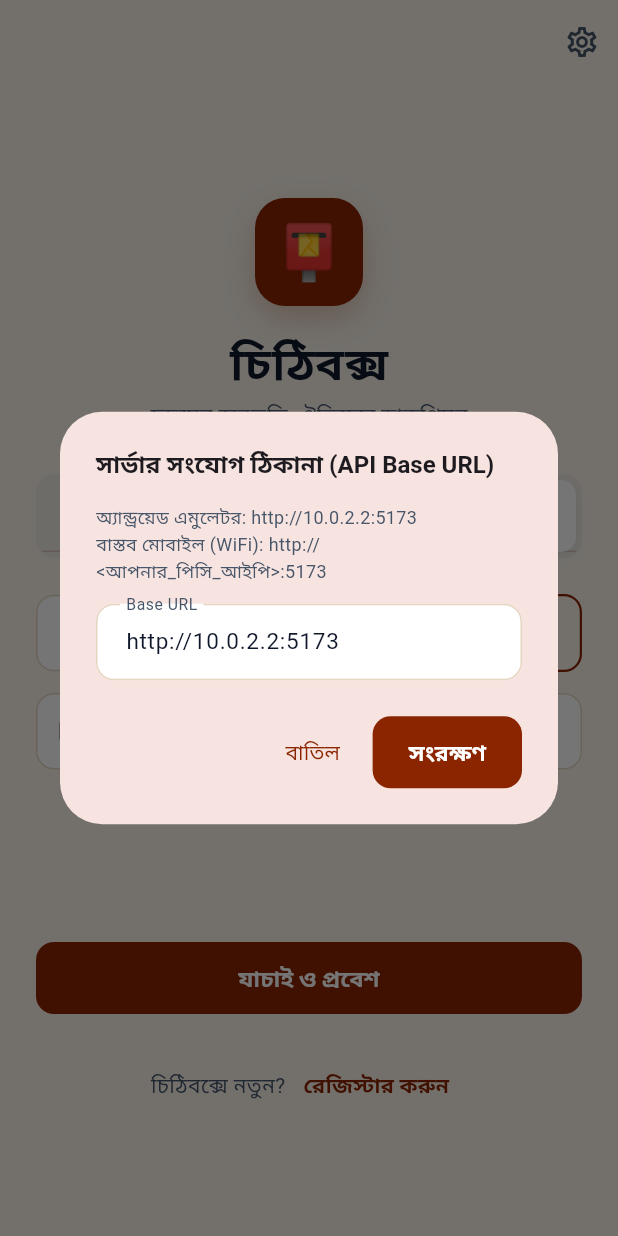
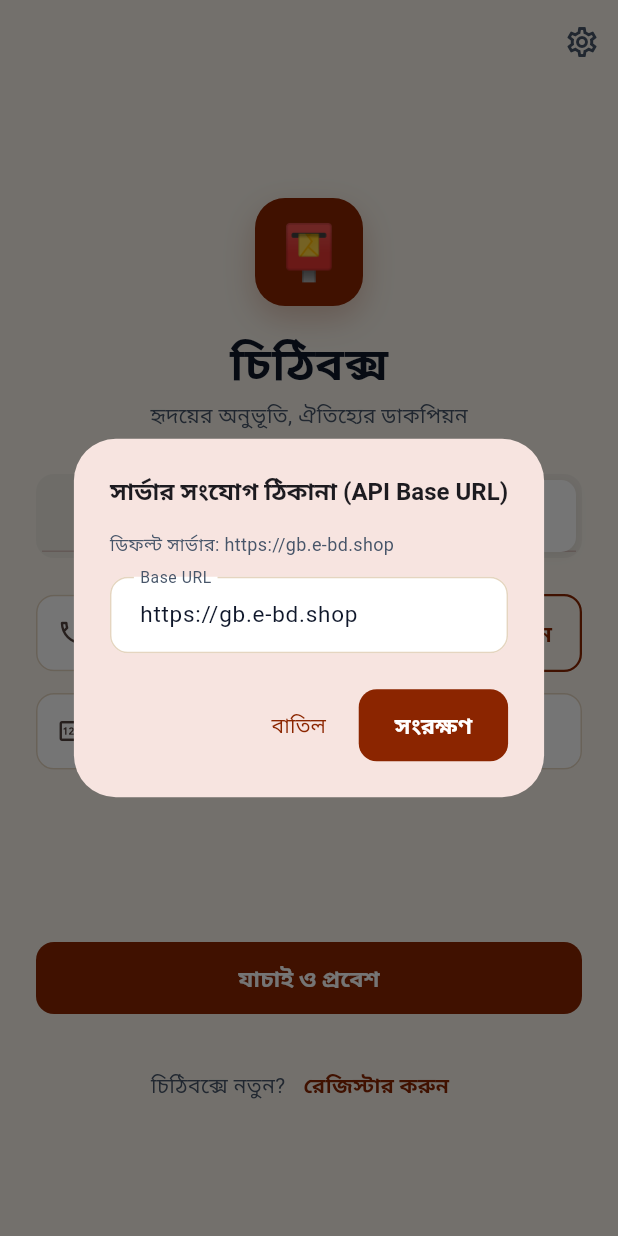
Before and after one commit to arman-khan-bd/chithibox-android, a Flutter app: the screen it shows after launch, tab 2 chosen, after a tap on the "settings" icon, on a phone screen of 412 x 824 dp. Run offline on Flutter 3.47's test engine with Material 3 defaults, Android fonts, the phone set to English and light mode, and no system bars; our stand-ins replace google_fonts, shared_preferences; accounts and stored records are empty.

Commit message:
fix(android): support Android 6.0.1 installation, multidex, v1 signing, and update default api to https://gb.e-bd.shop

```diff
--- a/lib/screens/auth/login_screen.dart
+++ b/lib/screens/auth/login_screen.dart
@@ -143,7 +143,7 @@ class _LoginScreenState extends State<LoginScreen> with SingleTickerProviderStat
           crossAxisAlignment: CrossAxisAlignment.start,
           children: [
             Text(
-              'অ্যান্ড্রয়েড এমুলেটর: http://10.0.2.2:5173\nবাস্তব মোবাইল (WiFi): http://<আপনার_পিসি_আইপি>:5173',
+              'ডিফল্ট সার্ভার: https://gb.e-bd.shop',
               style: GoogleFonts.hindSiliguri(fontSize: 12, color: AppTheme.inkMuted),
             ),
             const SizedBox(height: 12),
@@ -151,7 +151,7 @@ class _LoginScreenState extends State<LoginScreen> with SingleTickerProviderStat
               controller: controller,
               decoration: const InputDecoration(
                 labelText: 'Base URL',
-                hintText: 'http://10.0.2.2:5173',
+                hintText: 'https://gb.e-bd.shop',
               ),
             ),
           ],
--- a/lib/screens/profile/profile_screen.dart
+++ b/lib/screens/profile/profile_screen.dart
@@ -346,7 +346,7 @@ class _ProfileScreenState extends State<ProfileScreen> {
                     ),
                     const SizedBox(height: 6),
                     Text(
-                      'অ্যান্ড্রয়েড এমুলেটর: http://10.0.2.2:5173\nবাস্তব মোবাইল: http://<পিসির_ওয়াইফাই_আইপি>:5173',
+                      'ডিফল্ট সার্ভার: https://gb.e-bd.shop',
                       style: GoogleFonts.hindSiliguri(fontSize: 12, color: AppTheme.inkMuted),
                     ),
                     const SizedBox(height: 10),
@@ -357,6 +357,7 @@ class _ProfileScreenState extends State<ProfileScreen> {
                             controller: _baseUrlController,
                             decoration: const InputDecoration(
                               labelText: 'Base URL',
+                              hintText: 'https://gb.e-bd.shop',
                               contentPadding: EdgeInsets.symmetric(horizontal: 12, vertical: 12),
                             ),
                           ),
--- a/lib/services/api_service.dart
+++ b/lib/services/api_service.dart
@@ -23,15 +23,8 @@ class ApiService {
   static const String _tokenKey = 'chithi_auth_token';
   static const String _baseUrlKey = 'chithi_api_base_url';
 
-  // Default base URL:
-  // - Android physical/emulator: 10.0.2.2 points to host machine loopback
-  // - Desktop/web/local: localhost:5173
-  static String get defaultBaseUrl {
-    if (!kIsWeb && defaultTargetPlatform == TargetPlatform.android) {
-      return 'http://10.0.2.2:5173';
-    }
-    return 'http://localhost:5173';
-  }
+  // Default base URL: points directly to the live domain
+  static String get defaultBaseUrl => 'https://gb.e-bd.shop';
 
   String _baseUrl = defaultBaseUrl;
   String? _authToken;
@@ -43,7 +36,14 @@ class ApiService {
   Future<void> init() async {
     final prefs = await SharedPreferences.getInstance();
     _authToken = prefs.getString(_tokenKey);
-    _baseUrl = prefs.getString(_baseUrlKey) ?? defaultBaseUrl;
+    final savedUrl = prefs.getString(_baseUrlKey);
+    // If empty or previously pointing to local dev/emulator, upgrade to live domain
+    if (savedUrl == null || savedUrl.contains('localhost') || savedUrl.contains('10.0.2.2')) {
+      _baseUrl = defaultBaseUrl;
+      await prefs.setString(_baseUrlKey, _baseUrl);
+    } else {
+      _baseUrl = savedUrl;
+    }
   }
 
   Future<void> setBaseUrl(String url) async {
```
Also changed, not shown: lib/main.dart (+17 -0 lines), 1 other file.
